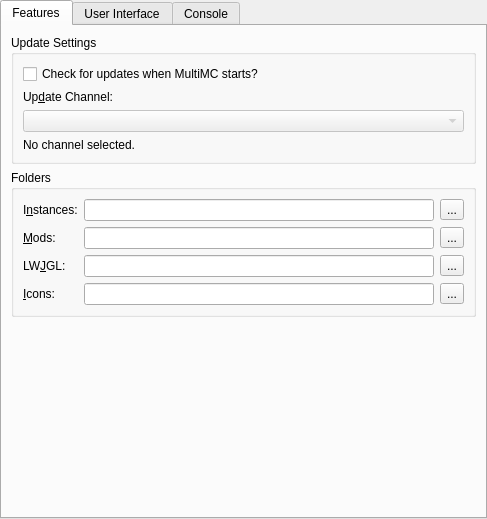
Above: gui/pages/global/MultiMCPage.ui from superhard/MultiMC5 before the change. Below: the same form after it.
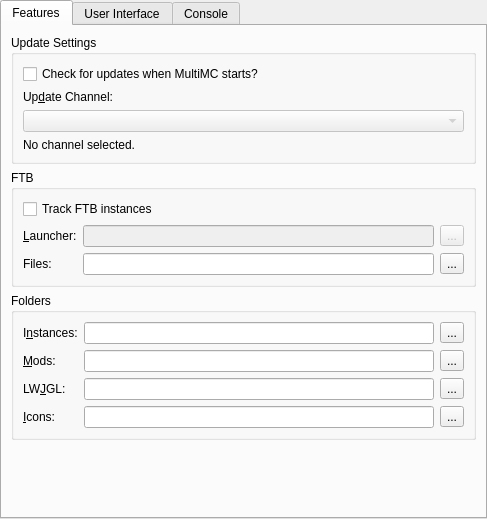
That is the form after the change. Icons and pictures are not drawn.

```diff
--- a/gui/pages/global/MultiMCPage.ui
+++ b/gui/pages/global/MultiMCPage.ui
@@ -92,6 +92,75 @@
          </layout>
         </widget>
        </item>
+       <item>
+        <widget class="QGroupBox" name="groupBox">
+         <property name="title">
+          <string>FTB</string>
+         </property>
+         <layout class="QGridLayout" name="gridLayout">
+          <item row="2" column="0">
+           <widget class="QLabel" name="label">
+            <property name="text">
+             <string>&amp;Launcher:</string>
+            </property>
+            <property name="buddy">
+             <cstring>ftbLauncherBox</cstring>
+            </property>
+           </widget>
+          </item>
+          <item row="2" column="1">
+           <widget class="QLineEdit" name="ftbLauncherBox">
+            <property name="enabled">
+             <bool>false</bool>
+            </property>
+           </widget>
+          </item>
+          <item row="3" column="1">
+           <widget class="QLineEdit" name="ftbBox"/>
+          </item>
+          <item row="3" column="0">
+           <widget class="QLabel" name="label_2">
+            <property name="text">
+             <string>Files:</string>
+            </property>
+            <property name="buddy">
+             <cstring>ftbBox</cstring>
+            </property>
+           </widget>
+          </item>
+          <item row="3" column="2">
+           <widget class="QToolButton" name="ftbBrowseBtn">
+            <property name="enabled">
+             <bool>true</bool>
+            </property>
+            <property name="text">
+             <string>...</string>
+            </property>
+           </widget>
+          </item>
+          <item row="2" column="2">
+           <widget class="QToolButton" name="ftbLauncherBrowseBtn">
+            <property name="enabled">
+             <bool>false</bool>
+            </property>
+            <property name="focusPolicy">
+             <enum>Qt::TabFocus</enum>
+            </property>
+            <property name="text">
+             <string>...</string>
+            </property>
+           </widget>
+          </item>
+          <item row="0" column="0" colspan="3">
+           <widget class="QCheckBox" name="trackFtbBox">
+            <property name="text">
+             <string>Track FTB instances</string>
+            </property>
+           </widget>
+          </item>
+         </layout>
+        </widget>
+       </item>
        <item>
         <widget class="QGroupBox" name="foldersBox">
          <property name="title">
```
Left out of the diff: 5 changed lines with no effect on the pictures.
